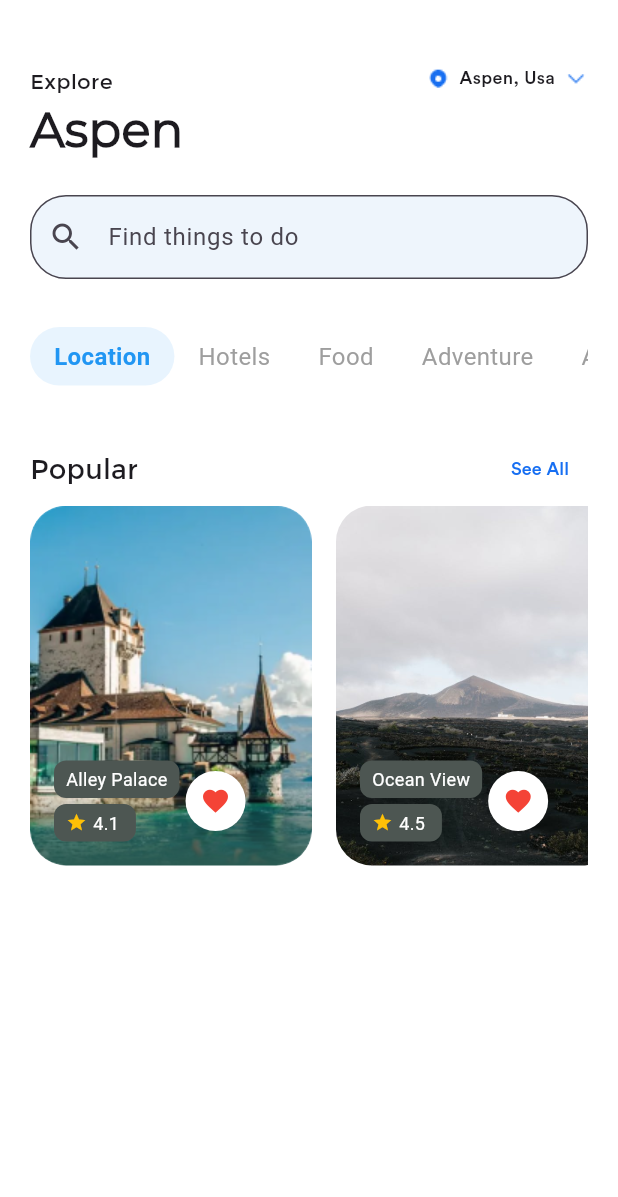
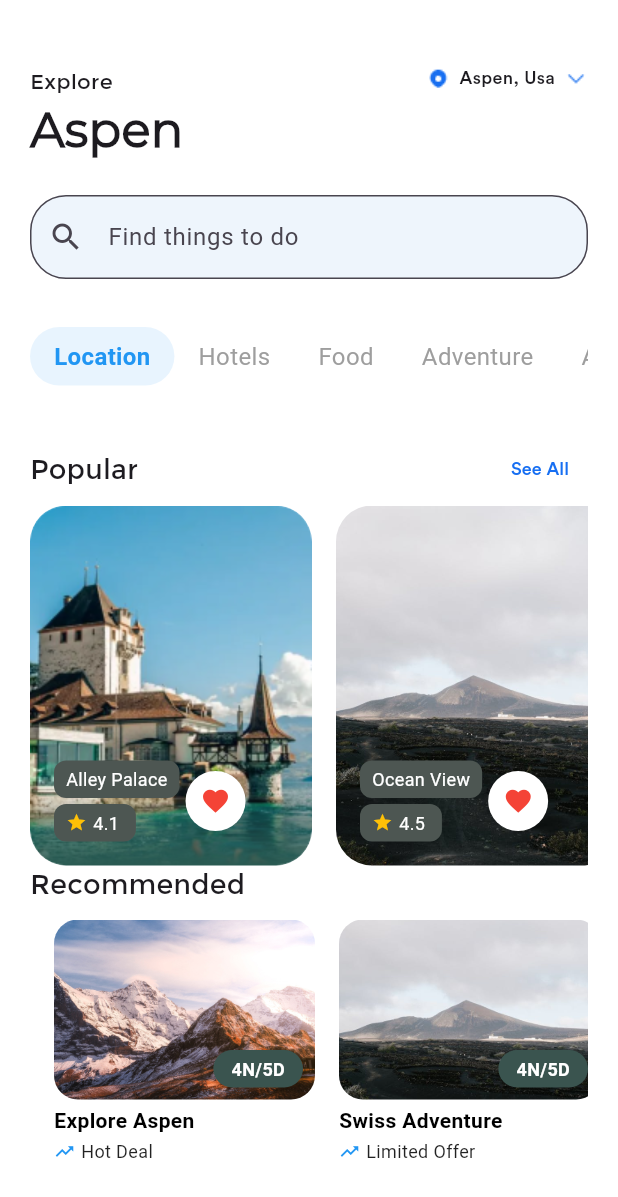
Before and after one commit to takiul-sumon/Travel-App, a Flutter app: the screen it shows after launch, on a phone screen of 412 x 824 dp. Shown: the top 1197 px of the screen. Run offline on Flutter 3.47's test engine with Material 3 defaults, Android fonts, the phone set to English and light mode, and no system bars.

Commit message:
Travel List Class

```diff
--- a/lib/dashboard.dart
+++ b/lib/dashboard.dart
@@ -1,6 +1,7 @@
 import 'package:flutter/material.dart';
 import 'package:travel_app/Hotel_List.dart';
 import 'package:travel_app/bottom.dart';
+import 'package:travel_app/travel_list.dart';
 
 class ChooseHotel extends StatefulWidget {
   const ChooseHotel({super.key});
@@ -35,6 +36,25 @@ class _ChooseHotelState extends State<ChooseHotel> {
         'name': 'Mountain Escape',
         'rating': '4.8 ',
         'image': 'assets/photos/image1.jpg'
+      },
+    ];
+
+
+    final List<Map<String, String>> travelDeals = const [
+    {
+      'image': 'assets/photos/image1.jpg',
+      'title': 'Explore Aspen',
+      'deal': 'Hot Deal',
+    },
+    {
+      'image': 'assets/photos/image2.jpg',
+      'title': 'Swiss Adventure',
+      'deal': 'Limited Offer',
+    },
+    {
+      'image': 'assets/photos/image3.jpg',
+      'title': 'Paris Getaway',
+      'deal': 'Exclusive',
     },
   ];
 
@@ -121,8 +141,24 @@ class _ChooseHotelState extends State<ChooseHotel> {
           Container(
               height: 240,
               width: double.infinity,
-            child: ChooseHote(hotels:hotels))
+              child: ChooseHote(hotels: hotels)),
+          // const SizedBox(
+          //   height: 20,
+          // ),
 
+          const Row(
+            mainAxisAlignment: MainAxisAlignment.start,
+            children: [
+              Text(
+                'Recommended',
+                style: TextStyle(fontFamily: 'Montserrat', fontSize: 18),
+              )
+            ],
+          ),
+          const SizedBox(
+            height: 10,
+          ),
+          TravelListScreen()
         ]),
       ),
     );
--- /dev/null
+++ b/lib/travel_list.dart
@@ -0,0 +1,130 @@
+import 'package:flutter/material.dart';
+
+class TravelListScreen extends StatelessWidget {
+  const TravelListScreen({super.key});
+
+  final List<Map<String, String>> travelDeals = const [
+    {
+      'image': 'assets/photos/image1.jpg',
+      'title': 'Explore Aspen',
+      'deal': 'Hot Deal',
+    },
+    {
+      'image': 'assets/photos/image2.jpg',
+      'title': 'Swiss Adventure',
+      'deal': 'Limited Offer',
+    },
+    {
+      'image': 'assets/photos/image3.jpg',
+      'title': 'Paris Getaway',
+      'deal': 'Exclusive',
+    },
+  ];
+
+  @override
+  Widget build(BuildContext context) {
+    return SizedBox(
+      height: 180, // Increased height slightly to fit text
+      child: ListView.builder(
+        scrollDirection: Axis.horizontal,
+        padding: const EdgeInsets.symmetric(horizontal: 16),
+        itemCount: travelDeals.length,
+        itemBuilder: (context, index) {
+          return Padding(
+            padding: const EdgeInsets.only(right: 16),
+            child: TravelCard(
+              imagePath: travelDeals[index]['image']!,
+              title: travelDeals[index]['title']!,
+              dealText: travelDeals[index]['deal']!,
+            ),
+          );
+        },
+      ),
+    );
+  }
+}
+
+// **TravelCard Widget**
+class TravelCard extends StatelessWidget {
+  final String imagePath;
+  final String title;
+  final String dealText;
+
+  const TravelCard({
+    super.key,
+    required this.imagePath,
+    required this.title,
+    required this.dealText,
+  });
+
+  @override
+  Widget build(BuildContext context) {
+    return Column(
+      mainAxisSize: MainAxisSize.min, // Prevent overflow
+      crossAxisAlignment: CrossAxisAlignment.start, // Align text properly
+      children: [
+        Container(
+          height: 120, // Proper height for image
+          width: 174,
+          decoration: BoxDecoration(
+            borderRadius: BorderRadius.circular(16),
+            image: DecorationImage(
+              image: AssetImage(imagePath),
+              fit: BoxFit.cover,
+            ),
+          ),
+          child: Stack(
+            children: [
+              Positioned(
+                bottom: 8,
+                right: 8,
+                child: Container(
+                  padding: const EdgeInsets.symmetric(horizontal: 12, vertical: 4),
+                  decoration: BoxDecoration(
+                    color: const Color(0xff3A544F),
+                    borderRadius: BorderRadius.circular(20),
+                    boxShadow: const [
+                      BoxShadow(
+                        color: Colors.black26,
+                        blurRadius: 4,
+                        offset: Offset(2, 2),
+                      ),
+                    ],
+                  ),
+                  child: const Text(
+                    '4N/5D',
+                    style: TextStyle(
+                      fontSize: 12,
+                      fontWeight: FontWeight.bold,
+                      color: Colors.white,
+                    ),
+                  ),
+                ),
+              ),
+            ],
+          ),
+        ),
+        const SizedBox(height: 4), // Reduced gap
+        Text(
+          title,
+          style: const TextStyle(fontSize: 14, fontWeight: FontWeight.bold, color: Colors.black),
+        ),
+        const SizedBox(height: 2), // Reduced space
+        Row(
+          children: [
+            const Icon(
+              Icons.trending_up, // Icon for deal
+              color: Colors.blue,
+              size: 14,
+            ),
+            const SizedBox(width: 4),
+            Text(
+              dealText,
+              style: const TextStyle(color: Colors.black87, fontSize: 12),
+            ),
+          ],
+        ),
+      ],
+    );
+  }
+}
```
Lines whose indentation alone changed are shown as unchanged.
